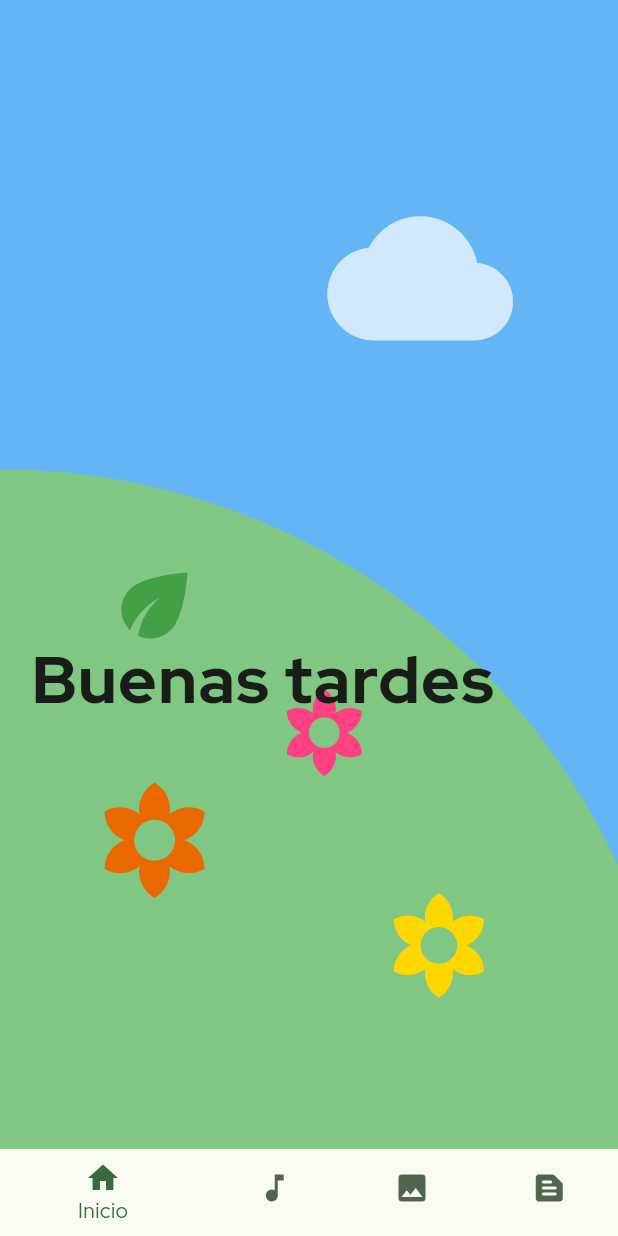
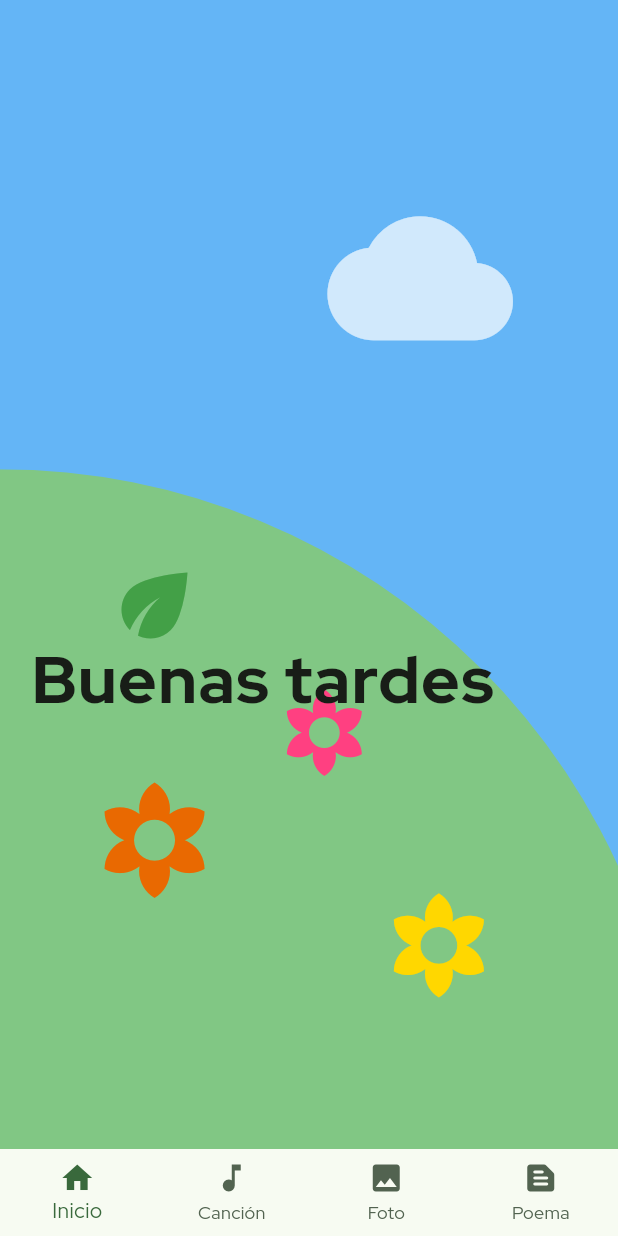
Before and after one commit to dayross/amptr, a Flutter app: the HomeScreen screen opened directly, on a phone screen of 412 x 824 dp. Run offline on Flutter 3.47's test engine with Material 3 defaults, Android fonts, the phone set to English and light mode, and no system bars; our stand-ins replace animate_do, confetti, dio, flutter_dotenv, flutter_riverpod; network calls fail.

Commit message:
added transparent bar + added image to image screen

```diff
--- a/lib/config/theme/text_theme.dart
+++ b/lib/config/theme/text_theme.dart
@@ -23,9 +23,9 @@ const TextStyle tituloGrandeBold = TextStyle(fontSize: 40, color: Color.fromARGB
 const TextStyle tituloGrandeBlancoBold = TextStyle(fontSize: 40, fontFamily: 'Red Hat Bold', color: Colors.white);
 
 const TextStyle tituloPequenoBold = TextStyle(fontSize: 32, color: Color.fromARGB(192, 0, 0, 0),fontFamily: 'Red Hat Bold',);
-const TextStyle tituloPequenoBlancoBold = TextStyle(fontSize: 40, fontFamily: 'Red Hat Bold', color: Colors.white);
+const TextStyle tituloPequenoBlancoBold = TextStyle(fontSize: 32, fontFamily: 'Red Hat Bold', color: Colors.white);
 
-const TextStyle subtituloUnoBold = TextStyle(fontSize: 32, fontFamily: 'Red Hat Bold',);
+const TextStyle subtituloUnoBold = TextStyle(fontSize: 24, fontFamily: 'Red Hat Bold',);
 const TextStyle subtituloUnoBlancoBold = TextStyle(fontSize: 24, fontFamily: 'Red Hat Bold', color: Colors.white);
 
 const TextStyle subtituloDosBold = TextStyle(fontSize: 16, fontFamily: 'Red Hat Bold',);
--- a/lib/infrastructure/datasources/images/images_datasource_impl.dart
+++ b/lib/infrastructure/datasources/images/images_datasource_impl.dart
@@ -11,7 +11,7 @@ class ImagesDatasourceImpl extends ImagesDatasource{
   Future<AlbumEntity> getAlbumImages(String cid, String albumHash) async{
     try{
       final response = await dio.get(
-        'https://api.imgur.com/3/album/${albumHash}',
+        'https://api.imgur.com/3/album/${albumHash}/images',
         options: Options(
           headers: {
             'Authorization' : 'CLIENT-ID $cid'
--- a/lib/main.dart
+++ b/lib/main.dart
@@ -20,8 +20,11 @@ class MainApp extends StatelessWidget {
     return MaterialApp(
       debugShowCheckedModeBanner: false,
       theme: AppTheme().getTheme(),
-      home: const DailyPhotoScreen()
+      // home: const DailyPhotoScreen()
       // home: const DailySongScreen()
+      // home: const HomeScreen()
+      // home: const DailySongScreen()
+      home: const ButtonScreen()
     );
   }
 }
--- a/lib/presentation/providers/images/image_provider.dart
+++ b/lib/presentation/providers/images/image_provider.dart
@@ -27,10 +27,10 @@ class ImageNotifier extends StateNotifier<ImageState>{
     }
   }
 
-  void chooseSong() async{
+  void chooseImage() async{
     final _random = Random();
 
-    print('choosing song from album');
+    print('choosing image from album');
 
     if (state.album==null){
       getAlbum();
@@ -64,7 +64,7 @@ class ImageState{
   ImageState({
     this.image,
     this.album,
-    this.loading = false,
+    this.loading = true,
   });
 
   ImageState copyWith({
--- a/lib/presentation/screens/greeting_screen.dart
+++ b/lib/presentation/screens/greeting_screen.dart
@@ -1,8 +1,6 @@
 
 
-// ignore_for_file: prefer_const_constructors
 
-import 'package:amptr/config/config.dart';
 import 'package:amptr/presentation/shared/widgets/widgets.dart';
 import 'package:animate_do/animate_do.dart';
 import 'package:flutter/material.dart';
@@ -40,6 +38,7 @@ class _NightScreen extends StatelessWidget {
   @override
   Widget build(BuildContext context) {
     return Scaffold(
+      extendBody: true,
       backgroundColor: Color.fromARGB(255, 31, 27, 61),
       body: Stack(
         children: [
@@ -179,6 +178,7 @@ class _EveningScreen extends StatelessWidget {
   Widget build(BuildContext context) {
     return SafeArea(
       child: Scaffold(
+        extendBody: true,
         backgroundColor: Colors.blue[300],
         body: Stack(
           children: [
@@ -264,6 +264,7 @@ class _MorningScreen extends StatelessWidget {
   @override
   Widget build(BuildContext context) {
     return Scaffold(
+      extendBody: true,
       backgroundColor: Color(0xFF87CEEB),
       body: Stack(
         children: [
--- a/lib/presentation/screens/home_screen.dart
+++ b/lib/presentation/screens/home_screen.dart
@@ -8,13 +8,35 @@ import 'package:flutter/services.dart';
 import 'package:flutter/material.dart';
 import 'package:flutter_riverpod/flutter_riverpod.dart';
 
-class HomeScreen extends ConsumerWidget {
+class HomeScreen extends ConsumerStatefulWidget {
   const HomeScreen({super.key});
 
   @override
-  Widget build(BuildContext context, WidgetRef ref) {
+  _HomeScreenState createState() => _HomeScreenState();
+}
+
+class _HomeScreenState extends ConsumerState<HomeScreen> {
+
+  int _selectedIndex = 0;
+  static final List<Widget> _screens = <Widget>[
+      FadeInRight(
+          duration: const Duration(seconds: 1),
+          child: const GreetingScreen()),
+        const DailySongScreen(),
+        const DailyPhotoScreen(),
+        const DailyPoemScreen(),
+    ];
+
+    void onItemTapped(int index){
+      setState(() {
+        _selectedIndex = index;
+      });
+    }
+  @override
+  Widget build(BuildContext context) {
     SystemChrome.setEnabledSystemUIMode(SystemUiMode.immersiveSticky);
-    final navigationProv = ref.watch(navigationProvider);
+    // final navigationProv = ref.watch(navigationProvider);
+    final colors = Theme.of(context).colorScheme;
 
     final screens = [
       FadeInRight(
@@ -28,8 +50,35 @@ class HomeScreen extends ConsumerWidget {
     return Scaffold(
       extendBodyBehindAppBar: true,
       extendBody: true,
-      bottomNavigationBar: const CustomBottomNavigationBar(),
-      body: screens[navigationProv],
-    );
+      bottomNavigationBar: BottomNavigationBar(
+        elevation: 0,
+        backgroundColor: Colors.transparent,
+        unselectedItemColor: colors.secondary,
+        selectedItemColor: colors.primary,
+        // backgroundColor: Colors.black.withOpacity(0.1),
+        type: BottomNavigationBarType.fixed,
+        items: const <BottomNavigationBarItem>[
+          BottomNavigationBarItem(
+          icon: Icon(Icons.home),
+           label: 'Inicio'),
+
+        BottomNavigationBarItem(
+          icon: Icon(Icons.music_note),
+           label: 'Canción'),
+
+        BottomNavigationBarItem(
+          icon: Icon(Icons.photo),
+           label: 'Foto'),
+
+        BottomNavigationBarItem(
+          icon: Icon(Icons.text_snippet_rounded),
+           label: 'Poema'),
+        ],
+        currentIndex: _selectedIndex,
+        onTap: onItemTapped,
+      ),
+      body: screens[_selectedIndex],
+        );
+      // body: screens[navigationProv],
   }
 }
```
Also changed, not shown: lib/presentation/screens/daily_photo_screen.dart (+30 -11 lines), lib/presentation/screens/daily_poem_screen.dart (+39 -0 lines), assets/images/flores.png (added).
